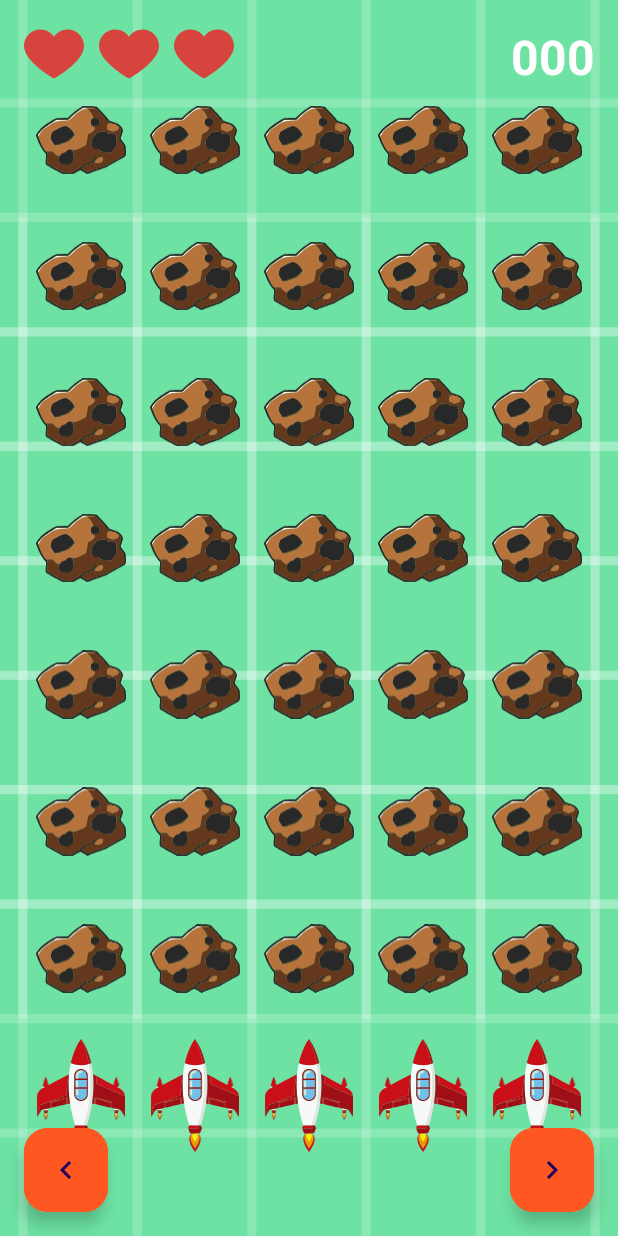
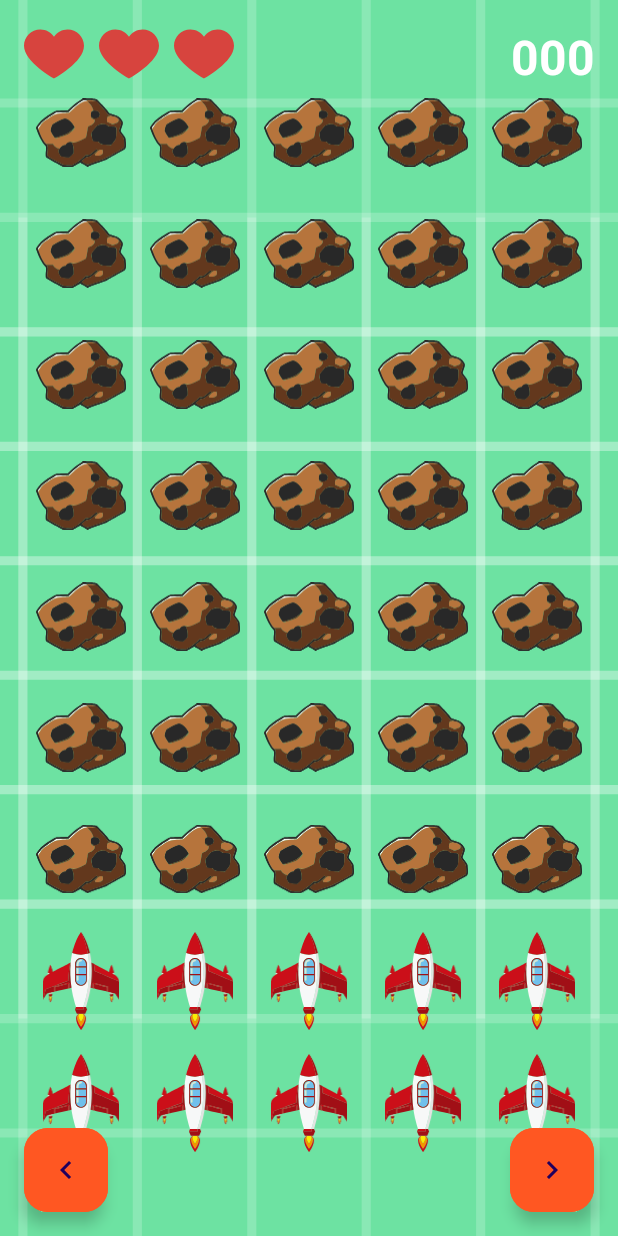
Before and after one commit to alonshlomi1/SpaceExplorerAndroidApp, an Android app: the layout activity_main.xml on its own in the app's theme, with its tools: preview values and no code run, on a phone screen of 412 x 824 dp. Run offline under Robolectric (Android 15) with nearby library versions, the phone set to English and light mode, and no system bars.

Commit message:
longer road

```diff
--- a/app/src/main/java/com/example/spaceexplorerandroidapp/Model/Spaceship.java
+++ b/app/src/main/java/com/example/spaceexplorerandroidapp/Model/Spaceship.java
@@ -10,7 +10,7 @@ public class Spaceship extends GameObject{
 
     @Override
     public int getRow() {
-        return 7;
+        return 8;
     }
     public static int[] getCrushSrcList(){return crushSrcList;}
 
--- a/app/src/main/java/com/example/spaceexplorerandroidapp/UI_Controllers/MainActivity.java
+++ b/app/src/main/java/com/example/spaceexplorerandroidapp/UI_Controllers/MainActivity.java
@@ -96,8 +96,9 @@ public class MainActivity extends AppCompatActivity {
         }
     }
     private void nextFrame(){
+        gameManager.nextFrame();
+
         gameManager.randomNewAsteroid();
-        gameManager.nextFrame();
         refreshUI();
     }
     private void arrowClick(int n) {
@@ -107,7 +108,7 @@ public class MainActivity extends AppCompatActivity {
 
     @SuppressLint("DefaultLocale")
     private void refreshUI() {
-        for (int row = 0; row < 8; row++) {
+        for (int row = 0; row < 9; row++) {
             for (int col = 0; col < 5; col++) {
                 main_ING_grid[row][col].setVisibility(View.INVISIBLE);
             }
@@ -154,8 +155,8 @@ public class MainActivity extends AppCompatActivity {
         main_IMG_background = findViewById(R.id.main_IMG_background);
 
         // Initialize the grid array
-        main_ING_grid = new ShapeableImageView[8][5]; // Assuming 8 rows and 3 columns
-        for (int row = 0; row < 8; row++) {
+        main_ING_grid = new ShapeableImageView[9][5]; // Assuming 8 rows and 3 columns
+        for (int row = 0; row < 9; row++) {
             for (int col = 0; col < 5; col++) {
                 @SuppressLint("DiscouragedApi") int viewId = getResources().getIdentifier("main_IMG_grid" + ((row * 5) + col + 1), "id", getPackageName());
                 main_ING_grid[row][col] = findViewById(viewId);
--- a/app/src/main/res/layout/activity_main.xml
+++ b/app/src/main/res/layout/activity_main.xml
@@ -145,6 +145,15 @@
                 android:scaleType="fitCenter"
                 app:srcCompat="@drawable/spaceship1" />
 
+            <com.google.android.material.imageview.ShapeableImageView
+                android:id="@+id/main_IMG_grid41"
+                android:layout_width="match_parent"
+                android:layout_height="0dp"
+                android:layout_weight="1"
+                android:layout_margin="8dp"
+                android:scaleType="fitCenter"
+                app:srcCompat="@drawable/spaceship1" />
+
         </androidx.appcompat.widget.LinearLayoutCompat>
 
         <androidx.appcompat.widget.LinearLayoutCompat
@@ -216,6 +225,15 @@
 
             <com.google.android.material.imageview.ShapeableImageView
                 android:id="@+id/main_IMG_grid37"
+                android:layout_width="match_parent"
+                android:layout_height="0dp"
+                android:layout_weight="1"
+                android:layout_margin="8dp"
+                android:scaleType="fitCenter"
+                app:srcCompat="@drawable/spaceship1" />
+
+            <com.google.android.material.imageview.ShapeableImageView
+                android:id="@+id/main_IMG_grid42"
                 android:layout_width="match_parent"
                 android:layout_height="0dp"
                 android:layout_weight="1"
@@ -301,6 +319,15 @@
                 android:scaleType="fitCenter"
                 app:srcCompat="@drawable/spaceship1" />
 
+            <com.google.android.material.imageview.ShapeableImageView
+                android:id="@+id/main_IMG_grid43"
+                android:layout_width="match_parent"
+                android:layout_height="0dp"
+                android:layout_weight="1"
+                android:layout_margin="8dp"
+                android:scaleType="fitCenter"
+                app:srcCompat="@drawable/spaceship1" />
+
         </androidx.appcompat.widget.LinearLayoutCompat>
 
         <androidx.appcompat.widget.LinearLayoutCompat
@@ -372,6 +399,15 @@
 
             <com.google.android.material.imageview.ShapeableImageView
                 android:id="@+id/main_IMG_grid39"
+                android:layout_width="match_parent"
+                android:layout_height="0dp"
+                android:layout_weight="1"
+                android:layout_margin="8dp"
+                android:scaleType="fitCenter"
+                app:srcCompat="@drawable/spaceship1" />
+
+            <com.google.android.material.imageview.ShapeableImageView
+                android:id="@+id/main_IMG_grid44"
                 android:layout_width="match_parent"
                 android:layout_height="0dp"
                 android:layout_weight="1"
@@ -455,6 +491,15 @@
                 android:layout_margin="8dp"
                 android:scaleType="fitCenter"
                 app:srcCompat="@drawable/spaceship1" />
+
+            <com.google.android.material.imageview.ShapeableImageView
+                android:id="@+id/main_IMG_grid45"
+                android:layout_width="match_parent"
+                android:layout_height="0dp"
+                android:layout_weight="1"
+                android:layout_margin="8dp"
+                android:scaleType="fitCenter"
+                app:srcCompat="@drawable/spaceship1" />
         </androidx.appcompat.widget.LinearLayoutCompat>
 
     </androidx.appcompat.widget.LinearLayoutCompat>
```
